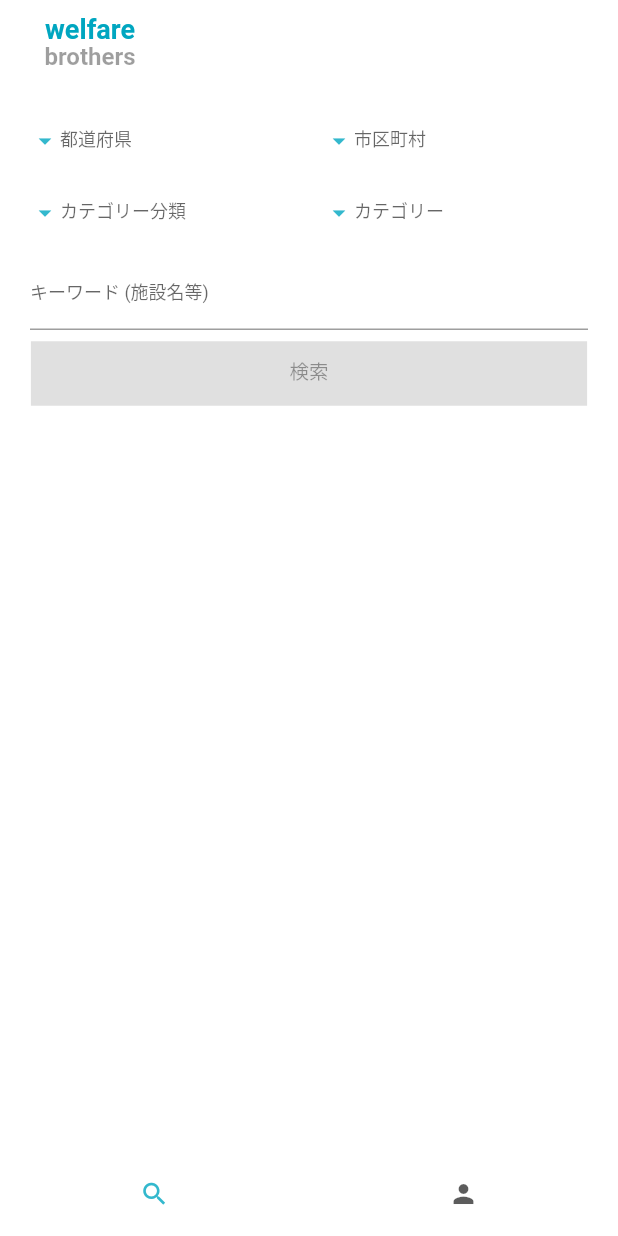
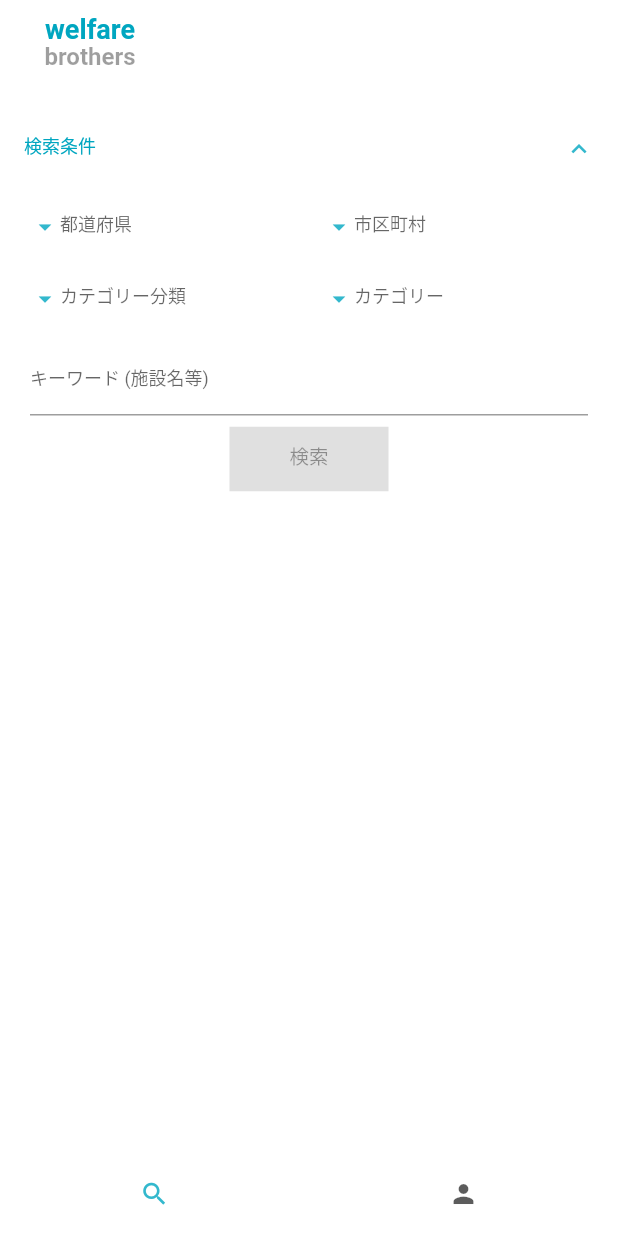
Before and after one commit to offg/welfarebrothers_for_woker, a Flutter app: the screen it shows after launch, on a phone screen of 412 x 824 dp. Run offline on Flutter 3.47's test engine with Material 2 defaults, Android fonts, the phone set to English and light mode, and no system bars; our stand-ins replace charts_flutter, dio, flutter_secure_storage, flutter_slidable, get_it; missing offline and left inert: dart:html; accounts and stored records are empty; network calls fail; statements that could not run were skipped.

```diff
--- a/lib/components/facility/facility_search_form.dart
+++ b/lib/components/facility/facility_search_form.dart
@@ -28,6 +28,12 @@ class FacilitySearchForm extends StatelessWidget {
         mainAxisAlignment: MainAxisAlignment.spaceEvenly,
         crossAxisAlignment: CrossAxisAlignment.stretch,
         children: [
+          Theme(
+            data: Theme.of(context).copyWith(dividerColor: Colors.transparent),
+            child: ExpansionTile(
+              initiallyExpanded: true,
+              title: Text("検索条件"),
+              children: [
                 Padding(
                   child: AreaForm(),
                   padding: EdgeInsets.only(left: 20),
@@ -52,6 +58,9 @@ class FacilitySearchForm extends StatelessWidget {
                             await LoadingOverlay.of(context).during(model.searchFacilities());
                           }
                         : null,
+                  ),
+                ),
+              ],
             ),
           ),
           verticalSpace(size: 20),
```
Lines whose indentation alone changed are shown as unchanged.
